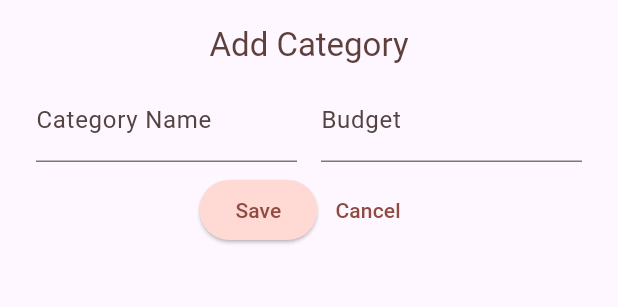
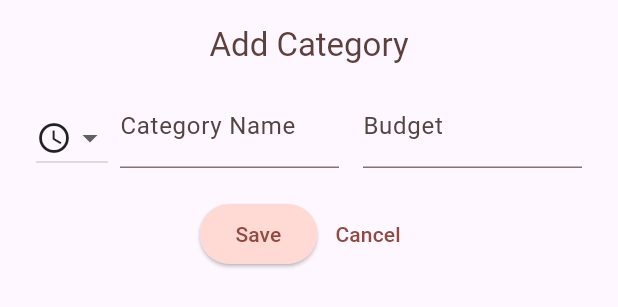
Before and after one commit to rjw1428/Eureka, a Flutter app: the CategoryForm widget shown alone on an empty page, opened directly with empty values, on a phone screen of 412 x 824 dp. Shown: the top 307 px of the screen. Run offline on Flutter 3.47's test engine with Material 3 defaults, Android fonts, the phone set to English and light mode, and no system bars; our stand-ins replace dotted_border, google_fonts, multi_dropdown; project files that could hold a hidden picture were left out.

Commit message:
[Flutter][ExpenseTracker] Ability to add icon to category

```diff
--- /dev/null
+++ b/flutter/expense_tracker/lib/constants/icons.dart
@@ -0,0 +1,32 @@
+import 'package:flutter/material.dart';
+
+const List<IconData> categoryIcons = [
+  Icons.access_time_outlined,
+  Icons.account_balance_outlined,
+  Icons.add_business_outlined,
+  Icons.call_outlined,
+  Icons.gavel_outlined,
+  Icons.airplanemode_active_outlined,
+  Icons.downhill_skiing_outlined,
+  Icons.pets_outlined,
+  Icons.coffee_outlined,
+  Icons.car_repair_outlined,
+  Icons.carpenter_outlined,
+  Icons.beach_access_outlined,
+  Icons.face_3_outlined,
+  Icons.attach_money_outlined,
+  Icons.egg_alt_outlined,
+  Icons.brunch_dining_outlined,
+  Icons.dining_outlined,
+  Icons.dinner_dining_outlined,
+  Icons.diamond_outlined,
+  Icons.headset_rounded,
+  Icons.monitor_heart_outlined,
+  Icons.health_and_safety_sharp,
+  Icons.local_laundry_service_outlined,
+  Icons.tv_outlined,
+  Icons.gps_fixed_outlined,
+  Icons.whatshot_outlined,
+  Icons.work_outline_outlined,
+  Icons.yard_outlined
+];
--- a/flutter/expense_tracker/lib/widgets/category_form.dart
+++ b/flutter/expense_tracker/lib/widgets/category_form.dart
@@ -1,4 +1,5 @@
 import 'dart:io';
+import 'package:expense_tracker/constants/icons.dart';
 import 'package:expense_tracker/models/category.dart';
 import 'package:expense_tracker/services/categories.service.dart';
 import 'package:flutter/cupertino.dart';
@@ -27,6 +28,7 @@ class CategoryForm extends StatefulWidget {
 class _CategoryFormState extends State<CategoryForm> {
   String formTitle = 'Add Category';
   String actionButtonLabel = 'Save';
+  IconData _selectedIcon = categoryIcons[0];
   final _label = TextEditingController();
   final _budget = TextEditingController();
 
@@ -86,7 +88,7 @@ class _CategoryFormState extends State<CategoryForm> {
     final newCategory = CategoryDataWithId(
       budget: enteredBudget,
       label: enteredLabel,
-      icon: Icons.multiline_chart,
+      icon: _selectedIcon,
       id: enteredLabel.toUpperCase(),
     );
 
@@ -135,6 +137,25 @@ class _CategoryFormState extends State<CategoryForm> {
               padding: const EdgeInsets.all(8.0),
               child: Row(
                 children: [
+                  Padding(
+                    padding: const EdgeInsets.only(right: 8.0, top: 16),
+                    child: DropdownButton<IconData>(
+                      onChanged: (el) {
+                        setState(() {
+                          _selectedIcon = el!;
+                        });
+                      },
+                      value: _selectedIcon,
+                      items: categoryIcons
+                          .map(
+                            (el) => DropdownMenuItem<IconData>(
+                              value: el,
+                              child: Icon(el),
+                            ),
+                          )
+                          .toList(),
+                    ),
+                  ),
                   Expanded(
                     child: TextField(
                       controller: _label,
@@ -158,7 +179,9 @@ class _CategoryFormState extends State<CategoryForm> {
                 ],
               ),
             ),
-            Row(
+            Padding(
+              padding: const EdgeInsets.only(top: 8.0),
+              child: Row(
                 mainAxisAlignment: MainAxisAlignment.center,
                 children: [
                   ElevatedButton(
@@ -179,6 +202,7 @@ class _CategoryFormState extends State<CategoryForm> {
                   ),
                 ],
               ),
+            ),
           ],
         ),
       ),
--- a/flutter/expense_tracker/lib/widgets/expense_form.dart
+++ b/flutter/expense_tracker/lib/widgets/expense_form.dart
@@ -148,9 +148,16 @@ class _ExpenseFormState extends State<ExpenseForm> {
                   items: categoryConfig
                       .where((category) => !category.deleted || category.id == _selectedCategory)
                       .map((category) => DropdownMenuItem(
-                            value: category.id,
-                            child: Text(category.label),
-                          ))
+                          value: category.id,
+                          child: Row(
+                            children: [
+                              Padding(
+                                padding: const EdgeInsets.only(right: 8.0),
+                                child: Icon(category.icon),
+                              ),
+                              Text(category.label),
+                            ],
+                          )))
                       .toList(),
                   onChanged: (value) => setState(() => _selectedCategory = value),
                 ),
```
Lines whose indentation alone changed are shown as unchanged.
